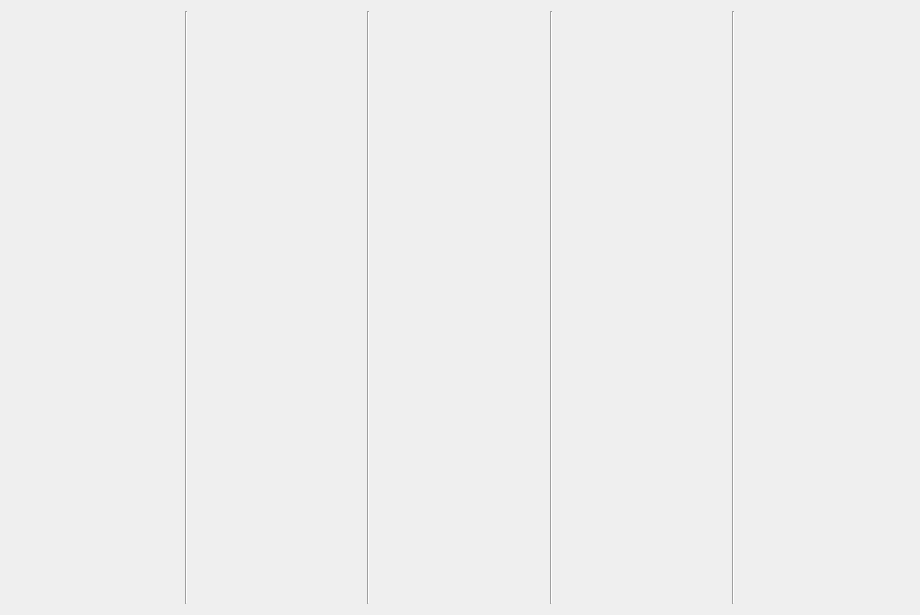
metrasynth/solar-sails, file sails/ui/mmck/mmckmainwidget.ui: the form before one commit.
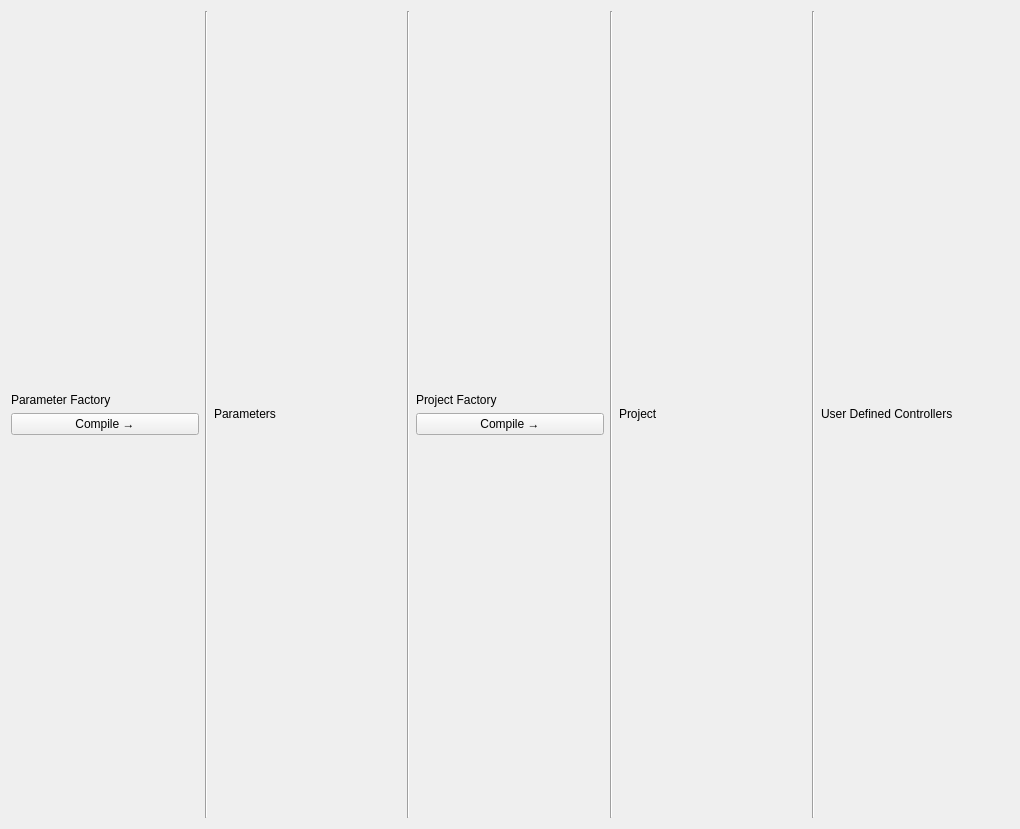
The form after the commit.

Commit message: Add text editors, general layout, sample code to MMCK

What changed in the file:
```diff
--- a/sails/ui/mmck/mmckmainwidget.ui
+++ b/sails/ui/mmck/mmckmainwidget.ui
@@ -6,8 +6,8 @@
    <rect>
     <x>0</x>
     <y>0</y>
-    <width>920</width>
-    <height>615</height>
+    <width>1020</width>
+    <height>829</height>
    </rect>
   </property>
   <property name="windowTitle">
@@ -15,7 +15,35 @@
   </property>
   <layout class="QHBoxLayout" name="horizontalLayout">
    <item>
-    <widget class="QWidget" name="code_editor_1" native="true"/>
+    <layout class="QVBoxLayout" name="verticalLayout_6">
+     <item>
+      <layout class="QVBoxLayout" name="verticalLayout">
+       <item>
+        <widget class="QLabel" name="label">
+         <property name="sizePolicy">
+          <sizepolicy hsizetype="Preferred" vsizetype="Fixed">
+           <horstretch>0</horstretch>
+           <verstretch>0</verstretch>
+          </sizepolicy>
+         </property>
+         <property name="text">
+          <string>Parameter Factory</string>
+         </property>
+        </widget>
+       </item>
+       <item>
+        <widget class="QPushButton" name="parameter_compile_button">
+         <property name="text">
+          <string>Compile →</string>
+         </property>
+        </widget>
+       </item>
+       <item>
+        <layout class="QVBoxLayout" name="layout_1"/>
+       </item>
+      </layout>
+     </item>
+    </layout>
    </item>
    <item>
     <widget class="Line" name="line">
@@ -25,7 +53,24 @@
     </widget>
    </item>
    <item>
-    <widget class="QWidget" name="controllers_1" native="true"/>
+    <layout class="QVBoxLayout" name="verticalLayout_2">
+     <item>
+      <widget class="QLabel" name="label_2">
+       <property name="sizePolicy">
+        <sizepolicy hsizetype="Preferred" vsizetype="Fixed">
+         <horstretch>0</horstretch>
+         <verstretch>0</verstretch>
+        </sizepolicy>
+       </property>
+       <property name="text">
+        <string>Parameters</string>
+       </property>
+      </widget>
+     </item>
+     <item>
+      <layout class="QVBoxLayout" name="layout_2"/>
+     </item>
+    </layout>
    </item>
    <item>
     <widget class="Line" name="line_2">
@@ -35,7 +80,35 @@
     </widget>
    </item>
    <item>
-    <widget class="QWidget" name="code_editor_2" native="true"/>
+    <layout class="QVBoxLayout" name="verticalLayout_7">
+     <item>
+      <layout class="QVBoxLayout" name="verticalLayout_3">
+       <item>
+        <widget class="QLabel" name="label_3">
+         <property name="sizePolicy">
+          <sizepolicy hsizetype="Preferred" vsizetype="Fixed">
+           <horstretch>0</horstretch>
+           <verstretch>0</verstretch>
+          </sizepolicy>
+         </property>
+         <property name="text">
+          <string>Project Factory</string>
+         </property>
+        </widget>
+       </item>
+       <item>
+        <widget class="QPushButton" name="controller_compile_button">
+         <property name="text">
+          <string>Compile →</string>
+         </property>
+        </widget>
+       </item>
+       <item>
+        <layout class="QVBoxLayout" name="layout_3"/>
+       </item>
+      </layout>
+     </item>
+    </layout>
    </item>
    <item>
     <widget class="Line" name="line_3">
@@ -45,7 +118,24 @@
     </widget>
    </item>
    <item>
-    <widget class="QWidget" name="controllers_2" native="true"/>
+    <layout class="QVBoxLayout" name="verticalLayout_4">
+     <item>
+      <widget class="QLabel" name="label_4">
+       <property name="sizePolicy">
+        <sizepolicy hsizetype="Preferred" vsizetype="Fixed">
+         <horstretch>0</horstretch>
+         <verstretch>0</verstretch>
+        </sizepolicy>
+       </property>
+       <property name="text">
+        <string>Project</string>
+       </property>
+      </widget>
+     </item>
+     <item>
+      <layout class="QVBoxLayout" name="layout_4"/>
+     </item>
+    </layout>
    </item>
    <item>
     <widget class="Line" name="line_4">
@@ -55,7 +145,24 @@
     </widget>
    </item>
    <item>
-    <widget class="QWidget" name="controllers_final" native="true"/>
+    <layout class="QVBoxLayout" name="verticalLayout_5">
+     <item>
+      <widget class="QLabel" name="label_5">
+       <property name="sizePolicy">
+        <sizepolicy hsizetype="Preferred" vsizetype="Fixed">
+         <horstretch>0</horstretch>
+         <verstretch>0</verstretch>
+        </sizepolicy>
+       </property>
+       <property name="text">
+        <string>User Defined Controllers</string>
+       </property>
+      </widget>
+     </item>
+     <item>
+      <layout class="QVBoxLayout" name="layout_5"/>
+     </item>
+    </layout>
    </item>
   </layout>
  </widget>
```
The commit also changes 7 other files.
